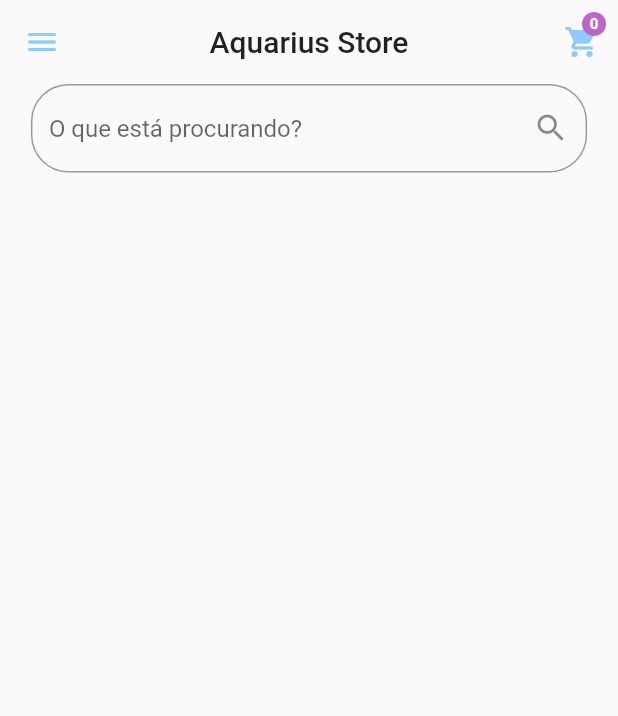
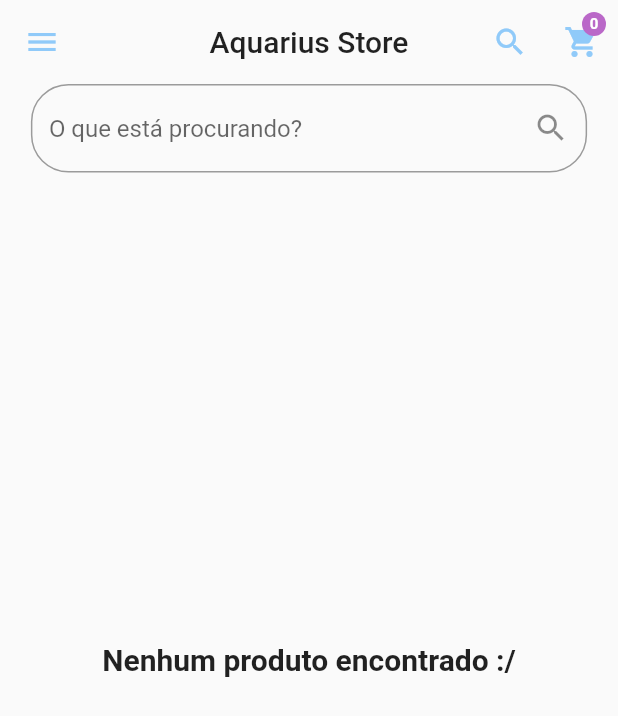
Before and after one commit to eduardoazvd17/aquarius_store, a Flutter app: the Products screen opened directly, on a phone screen of 412 x 824 dp. Shown: the top 716 px of the screen. Run offline on Flutter 3.47's test engine with Material 2 defaults, Android fonts, the phone set to English and light mode, and no system bars; our stand-ins replace cloud_firestore, convert, get, get_storage; missing offline and left inert: mailer; accounts and stored records are empty.

Commit message:
Iniciando exibição de produtos

```diff
--- /dev/null
+++ b/lib/components/empty_list_message.dart
@@ -0,0 +1,22 @@
+import 'package:flutter/material.dart';
+
+class EmptyListMessage extends StatelessWidget {
+  final String title;
+  EmptyListMessage(this.title);
+  @override
+  Widget build(BuildContext context) {
+    return Center(
+      child: Padding(
+        padding: const EdgeInsets.symmetric(horizontal: 20),
+        child: Text(
+          '$title',
+          textAlign: TextAlign.center,
+          style: TextStyle(
+            fontSize: 20,
+            fontWeight: FontWeight.bold,
+          ),
+        ),
+      ),
+    );
+  }
+}
--- a/lib/views/products.dart
+++ b/lib/views/products.dart
@@ -1,5 +1,7 @@
 import 'package:aquariusstore/components/badge.dart';
+import 'package:aquariusstore/components/empty_list_message.dart';
 import 'package:aquariusstore/components/main_drawer.dart';
+import 'package:aquariusstore/components/product_item.dart';
 import 'package:aquariusstore/components/search_box.dart';
 import 'package:aquariusstore/controllers/product_controller.dart';
 import 'package:flutter/material.dart';
@@ -14,6 +16,10 @@ class Products extends StatelessWidget {
         centerTitle: true,
         title: Text('Aquarius Store'),
         actions: <Widget>[
+          IconButton(
+            icon: Icon(Icons.search),
+            onPressed: () {},
+          ),
           Badge(
             value: '0',
             child: IconButton(
@@ -26,8 +32,28 @@ class Products extends StatelessWidget {
       drawer: MainDrawer(),
       body: LayoutBuilder(
         builder: (ctx, cnt) {
-          return Container(
-            child: SearchBox(),
+          return Stack(
+            children: <Widget>[
+              SearchBox(),
+              productController.allProducts.value.length == 0
+                  ? EmptyListMessage('Nenhum produto encontrado :/')
+                  : Padding(
+                      padding:
+                          const EdgeInsets.only(top: 70, left: 10, right: 10),
+                      child: GridView.builder(
+                        itemCount: productController.products.value.length,
+                        itemBuilder: (ctx, index) {
+                          return ProductItem(productController.products[index]);
+                        },
+                        gridDelegate: SliverGridDelegateWithFixedCrossAxisCount(
+                          crossAxisCount: 2,
+                          childAspectRatio: 1,
+                          crossAxisSpacing: 10,
+                          mainAxisSpacing: 10,
+                        ),
+                      ),
+                    ),
+            ],
           );
         },
       ),
```
Also changed, not shown: lib/components/main_drawer.dart (+22 -4 lines), lib/components/product_item.dart (added, +38 -0 lines), lib/controllers/product_controller.dart (+8 -7 lines).
